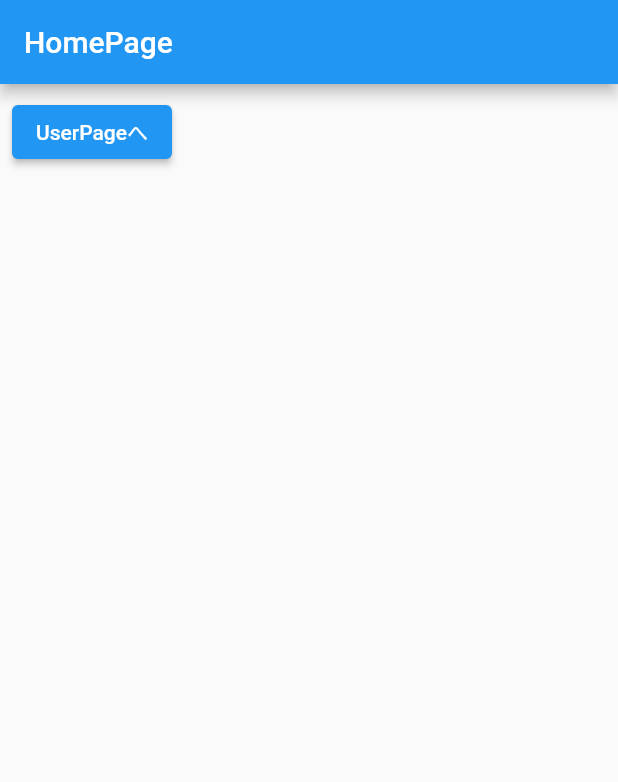
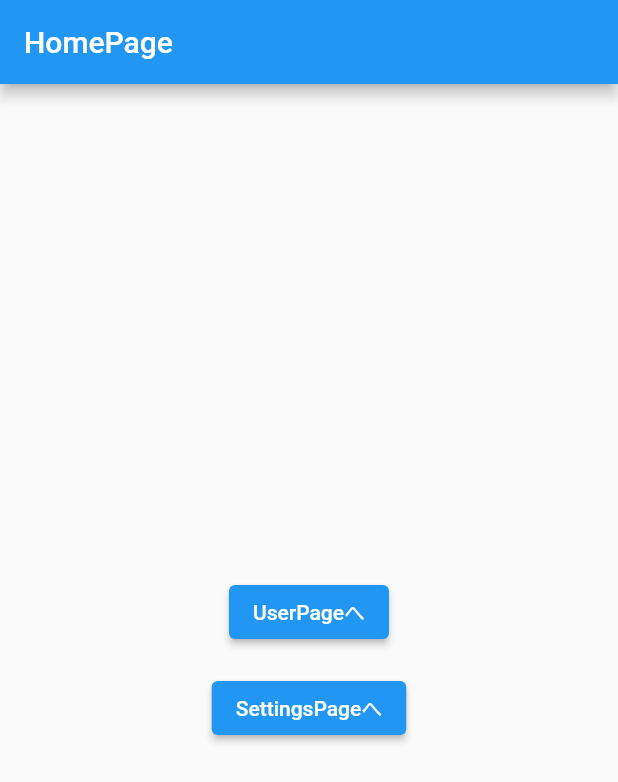
Before and after one commit to sakurakotubaki/AutoRouteExample, a Flutter app: the screen it shows after launch, on a phone screen of 412 x 824 dp. Shown: the top 782 px of the screen. Run offline on Flutter 3.47's test engine with Material 2 defaults, Android fonts, the phone set to English and light mode, and no system bars; our stand-ins replace auto_route.

Commit message:
add 自動生成されたコードでルートを指定する

```diff
--- a/lib/root/app_router.dart
+++ b/lib/root/app_router.dart
@@ -7,5 +7,6 @@ class AppRouter extends $AppRouter {
   List<AutoRoute> get routes => [
         AutoRoute(page: HomeRoute.page, initial: true),// initial: trueで初期画面を指定
         AutoRoute(page: UserRoute.page),// ここで追加したページを指定
+        AutoRoute(page: SettingRoute.page),
       ]; // ;をつけないとエラーになる
 }
--- a/lib/ui/home_page.dart
+++ b/lib/ui/home_page.dart
@@ -2,7 +2,7 @@ import 'package:auto_route/auto_route.dart';
 import 'package:auto_route_example/root/app_router.gr.dart';
 import 'package:flutter/material.dart';
 
-@RoutePage()
+@RoutePage() // ここでページを指定
 class HomePage extends StatelessWidget {
   const HomePage({super.key});
 
@@ -14,12 +14,28 @@ class HomePage extends StatelessWidget {
           'HomePage',
         ),
       ),
-      body: Padding(
-        padding: const EdgeInsets.all(8.0),
-        child: ElevatedButton(
-          child: const Text('UserPageへ'),
-          onPressed: () => context.router.push(const UserRoute())),
+      body: Center(
+        child: Column(
+          mainAxisAlignment: MainAxisAlignment.center,
+          children: [
+            Padding(
+              padding: const EdgeInsets.all(8.0),
+              child: ElevatedButton(
+                  child: const Text('UserPageへ'),
+                  onPressed: () => context.router
+                      .push(const UserRoute())), // Routeと書いてあるコードを読み込む
+            ),
+            Padding(
+              padding: const EdgeInsets.all(8.0),
+              child: ElevatedButton(
+                child: const Text('SettingsPageへ'),
+                onPressed: () =>
+                    context.router.push(const SettingRoute()), // こちらも同じように読み込む
+              ),
+            ),
+          ],
         ),
+      ),
     );
   }
 }
--- a/lib/ui/user.dart
+++ b/lib/ui/user.dart
@@ -1,7 +1,7 @@
 import 'package:auto_route/auto_route.dart';
 import 'package:flutter/material.dart';
 
-@RoutePage()
+@RoutePage()// ここでページを指定
 class UserPage extends StatelessWidget {
   const UserPage({super.key});
 
```
Also changed, not shown: lib/ui/setting.dart (added, +19 -0 lines), lib/root/app_router.gr.dart, 1 other file.
